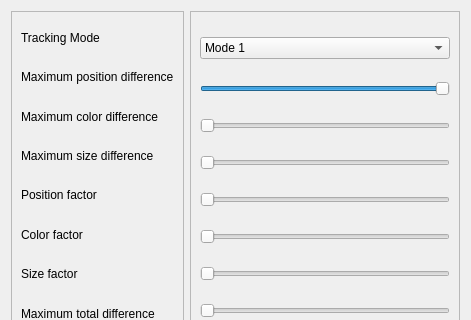
This is resource/SegmentationParameterDialog.ui in nigroup/ni_vision_gui as Qt 5 draws it before an edit; both pictures show x 0 to 471 and y 0 to 320 of the 471 by 469 pixel window. The edited form follows.
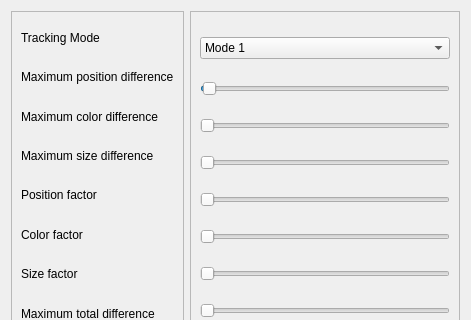
This is the edited form.

Patch:
```diff
--- a/resource/SegmentationParameterDialog.ui
+++ b/resource/SegmentationParameterDialog.ui
@@ -46,7 +46,7 @@
       <item>
        <widget class="QSlider" name="maxPositionDifferenceSlider">
         <property name="maximum">
-         <number>1</number>
+         <number>100</number>
         </property>
         <property name="pageStep">
          <number>1</number>
@@ -60,6 +60,9 @@
         <property name="orientation">
          <enum>Qt::Horizontal</enum>
         </property>
+        <property name="tickPosition">
+         <enum>QSlider::NoTicks</enum>
+        </property>
        </widget>
       </item>
       <item>
```
Left out of the diff: 29 changed lines with no effect on the pictures.
